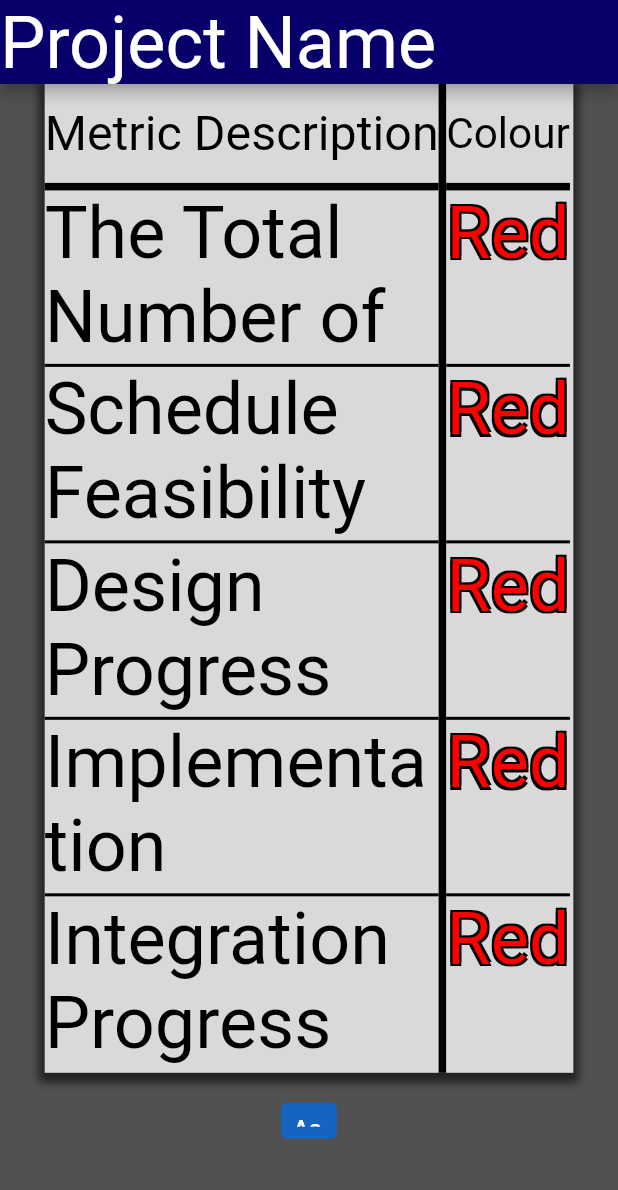
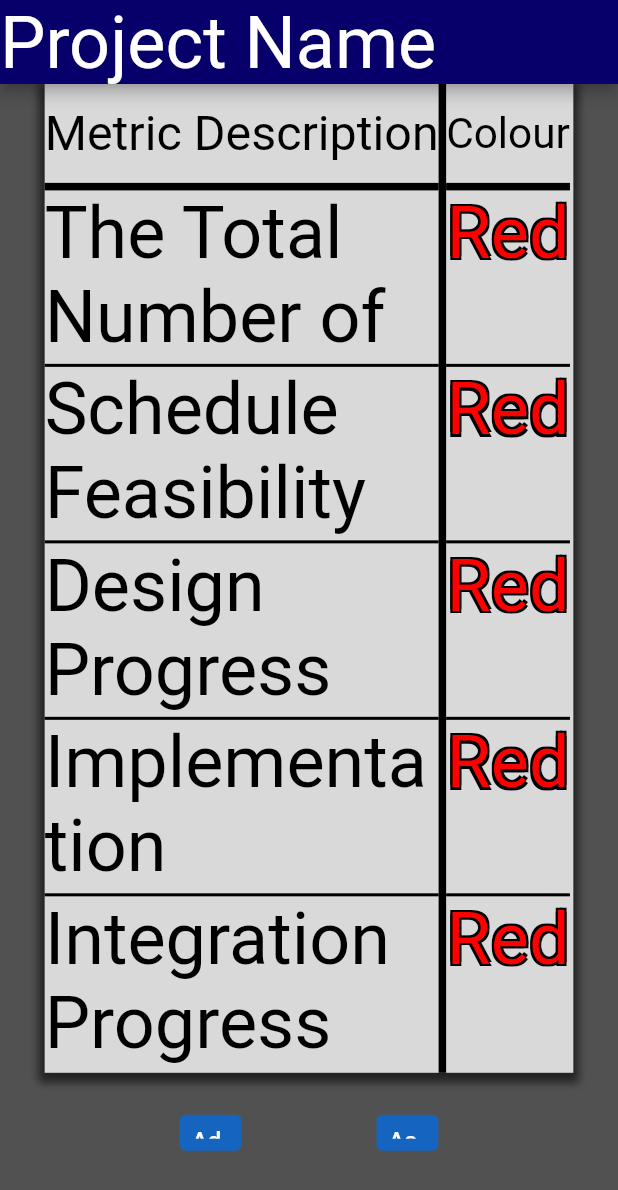
Before and after one commit to cwilson58/flutter_risk_assessment, a Flutter app: the screen it shows after launch, on a phone screen of 412 x 824 dp. Shown: the top 1190 px of the screen. Run offline on Flutter 3.47's test engine with Material 2 defaults, Android fonts, the light colour scheme and no system bars.

Commit message:
completed edit function

```diff
--- a/lib/riskCalculator.dart
+++ b/lib/riskCalculator.dart
@@ -14,6 +14,9 @@ class RiskState extends State<RiskCalculator> {
   Color _colourState = red;
   String _stringState = "Red";
   int _pageNumber = 0;
+
+  bool _homePage = true;
+  bool _isEditing = false;
 
   String assessNextString = "Next";
   String assessPreviousString = "Leave";
@@ -81,7 +84,7 @@ class RiskState extends State<RiskCalculator> {
     setState(() {});
   }
 
-  bool _homePage = true;
+
   void _sethomePage() {
     setState(() {
       assessNextString = "Next";
@@ -91,46 +94,53 @@ class RiskState extends State<RiskCalculator> {
   }
 
   @override
-  void initState(){
+  void initState() {
     super.initState();
-
   }
 
-  bool _isEditing = false;
   void _setEditMetric() {
     setState(() {
-      if(editButtonString=="Edit"){
+      if (editButtonString == "Edit") {
         _controllerMetricName.text = "";
         _controllerNoRisk.text = "";
         _controllerLowRisk.text = "";
         _controllerMedRisk.text = "";
         _controllerHighRisk.text = "";
         editButtonString = "Save";
-      }
-      else{
-        if(_controllerMetricName.text!="")
-        {
+      } else {
+        if (_controllerMetricName.text != "") {
           metricRisks[_pageNumber].metricName = _controllerMetricName.text;
         }
-        if(_controllerNoRisk.text!="")
-        {
+        if (_controllerNoRisk.text != "") {
           metricRisks[_pageNumber]._noRiskName = _controllerNoRisk.text;
         }
-        if(_controllerLowRisk.text!="")
-        {
+        if (_controllerLowRisk.text != "") {
           metricRisks[_pageNumber]._lowRiskName = _controllerLowRisk.text;
         }
-        if(_controllerMedRisk.text!="")
-        {
+        if (_controllerMedRisk.text != "") {
           metricRisks[_pageNumber]._medRiskName = _controllerMedRisk.text;
         }
-        if(_controllerHighRisk.text!="")
-        {
+        if (_controllerHighRisk.text != "") {
           metricRisks[_pageNumber]._highRiskName = _controllerHighRisk.text;
         }
         editButtonString = "Edit";
       }
       _isEditing = !_isEditing;
+    });
+  }
+
+  void _addMetric ()
+  {
+    setState(() {
+      metricRisks.add(Metric.param(
+        "Metric Name",
+        "No risk placeholder",
+        "Low risk holder",
+        "Medium risk placeholder",
+        "High risk placeholder"));
+      _pageNumber = metricRisks.length-1;
+      _sethomePage();
+      setButtonsText();
     });
   }
 
@@ -488,17 +498,39 @@ class RiskState extends State<RiskCalculator> {
               visible: _homePage,
               child: Container(
                   margin: const EdgeInsets.only(bottom: 20),
-                padding: EdgeInsets.only(
-                    left: mainWindowWidth * 0.45,
-                    right: mainWindowWidth * 0.45),
-                child: SizedBox(
+
+                  child: ButtonBar(
+                      alignment: MainAxisAlignment.spaceEvenly,
+                      children: <Widget>[
+                        SizedBox(
+                          width: appWidth * 0.1,
+                          height: 24,
+                          child: TextButton(
+                            onPressed: _addMetric,
+                            style: ButtonStyle(
+                              foregroundColor: MaterialStateProperty.all<Color>(
+                                  Colors.white),
+                              backgroundColor: MaterialStateProperty.all<Color>(
+                                  Colors.blue.shade800),
+                            ),
+                            key: const Key('AddMetricButton'),
+                            child: const Text(
+                              "Add Metric",
+                              style: TextStyle(
+                                color: Color(0xFFFFFFFF),
+                                fontSize: 16,
+                              ),
+                            ),
+                          ),
+                        ),
+                        SizedBox(
                           width: appWidth * 0.1,
                           height: 24,
                           child: TextButton(
                             onPressed: _sethomePage,
                             style: ButtonStyle(
-                      foregroundColor:
-                          MaterialStateProperty.all<Color>(Colors.white),
+                              foregroundColor: MaterialStateProperty.all<Color>(
+                                  Colors.white),
                               backgroundColor: MaterialStateProperty.all<Color>(
                                   Colors.blue.shade800),
                             ),
@@ -512,7 +544,7 @@ class RiskState extends State<RiskCalculator> {
                             ),
                           ),
                         ),
-              ),
+                      ])),
             ),
             Visibility(
                 visible: !_homePage,
@@ -530,8 +562,8 @@ class RiskState extends State<RiskCalculator> {
                             key: const Key('PrevPage'),
                             onPressed: previousPage,
                             style: ButtonStyle(
-                              foregroundColor:
-                                  MaterialStateProperty.all<Color>(Colors.white),
+                              foregroundColor: MaterialStateProperty.all<Color>(
+                                  Colors.white),
                               backgroundColor: MaterialStateProperty.all<Color>(
                                   Colors.blue.shade800),
                             ),
@@ -553,8 +585,8 @@ class RiskState extends State<RiskCalculator> {
                             key: const Key('NextPage'),
                             onPressed: nextPage,
                             style: ButtonStyle(
-                              foregroundColor:
-                                  MaterialStateProperty.all<Color>(Colors.white),
+                              foregroundColor: MaterialStateProperty.all<Color>(
+                                  Colors.white),
                               backgroundColor: MaterialStateProperty.all<Color>(
                                   Colors.blue.shade800),
                             ),
@@ -918,7 +950,7 @@ class RiskState extends State<RiskCalculator> {
           height: containerHeight * 0.25 - 2,
           alignment: Alignment.centerLeft,
           child: TextField(
-            controller:_controllerNoRisk,
+            controller: _controllerNoRisk,
             decoration:
                 InputDecoration(hintText: metricRisks[_pageNumber]._noRiskName),
           )),
@@ -933,7 +965,7 @@ class RiskState extends State<RiskCalculator> {
         height: containerHeight * 0.25 - 2,
         alignment: Alignment.centerLeft,
         child: TextField(
-          controller:_controllerLowRisk,
+          controller: _controllerLowRisk,
           decoration:
               InputDecoration(hintText: metricRisks[_pageNumber]._lowRiskName),
         ),
@@ -949,7 +981,7 @@ class RiskState extends State<RiskCalculator> {
         height: containerHeight * 0.25 - 2,
         alignment: Alignment.centerLeft,
         child: TextField(
-          controller:_controllerMedRisk,
+          controller: _controllerMedRisk,
           decoration:
               InputDecoration(hintText: metricRisks[_pageNumber]._medRiskName),
         ),
@@ -965,9 +997,9 @@ class RiskState extends State<RiskCalculator> {
           height: containerHeight * 0.25 - 2,
           alignment: Alignment.centerLeft,
           child: TextField(
-            controller:_controllerHighRisk,
-            decoration:
-                InputDecoration(hintText: metricRisks[_pageNumber]._highRiskName),
+            controller: _controllerHighRisk,
+            decoration: InputDecoration(
+                hintText: metricRisks[_pageNumber]._highRiskName),
           )),
     );
     return toRet;
```
Lines whose indentation alone changed are shown as unchanged.
